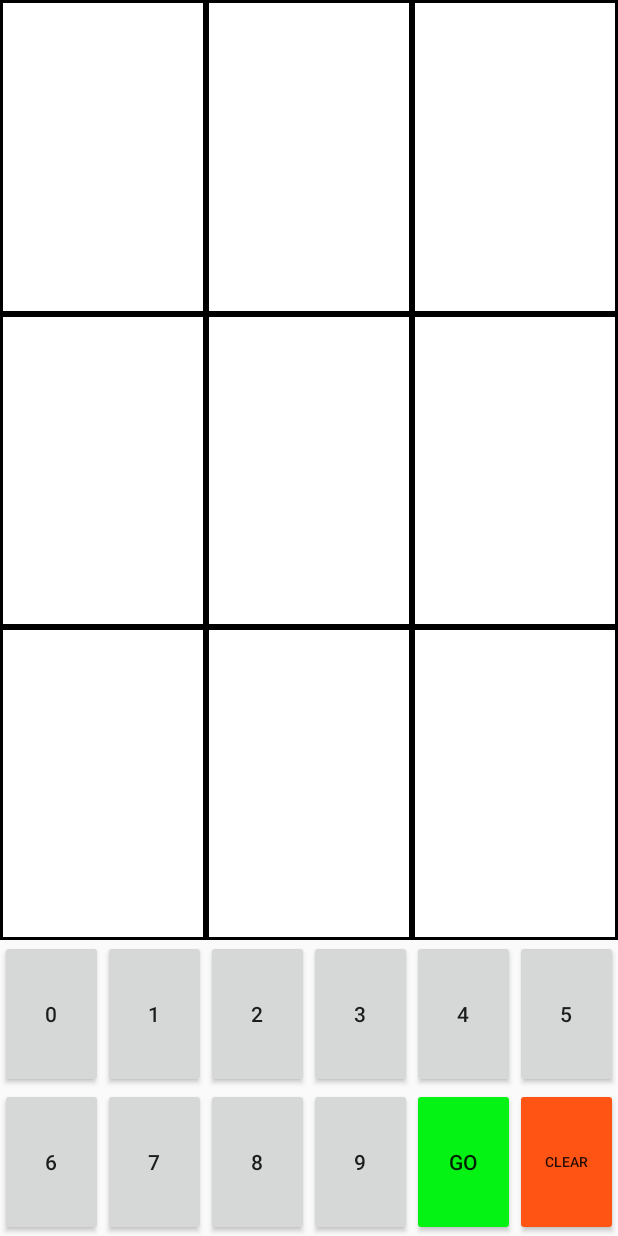
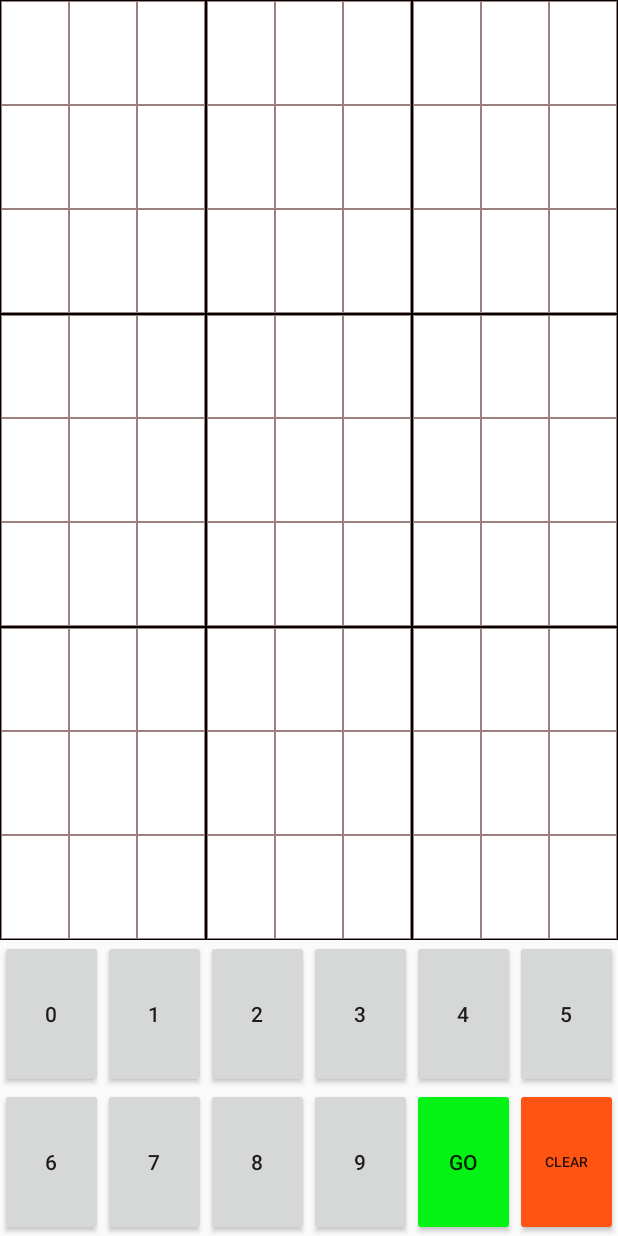
Before and after one commit to ayushr2/PlaySoduko, an Android app: the layout solve_layout.xml on its own in the app's theme, with its tools: preview values and no code run, on a phone screen of 412 x 824 dp. Run offline under Robolectric (Android 15) with nearby library versions, the phone set to English and light mode, and no system bars.

Commit message:
soduko gridlines

```diff
--- /dev/null
+++ b/PlaySoduko/app/src/main/res/drawable/back.xml
@@ -0,0 +1,5 @@
+<?xml version="1.0" encoding="utf-8"?>
+<shape xmlns:android="http://schemas.android.com/apk/res/android" android:shape="rectangle" >
+        <solid android:color="#ffffff" />
+        <stroke android:width="0.5dp" android:color="#9C7F7F"/>
+</shape>
--- a/PlaySoduko/app/src/main/res/layout/solve_layout.xml
+++ b/PlaySoduko/app/src/main/res/layout/solve_layout.xml
@@ -17,52 +17,52 @@
             android:rowCount="3"
             android:orientation="horizontal"
             android:background="@color/black"
-            android:padding="2dp"
+            android:padding="0.7dp"
             android:layout_weight="1">
-            <TextView
+            <EditText
                 android:layout_columnWeight="1"
                 android:layout_rowWeight="1"
-                android:background="@color/white"
+                android:background="@drawable/back"
                 />
-            <TextView
+            <EditText
                 android:layout_columnWeight="1"
                 android:layout_rowWeight="1"
-                android:background="@color/white"
+                android:background="@drawable/back"
                 />
-            <TextView
+            <EditText
                 android:layout_columnWeight="1"
                 android:layout_rowWeight="1"
-                android:background="@color/white"
+                android:background="@drawable/back"
                 />
-            <TextView
+            <EditText
                 android:layout_columnWeight="1"
                 android:layout_rowWeight="1"
-                android:background="@color/white"
+                android:background="@drawable/back"
                 />
-            <TextView
+            <EditText
                 android:layout_columnWeight="1"
                 android:layout_rowWeight="1"
-                android:background="@color/white"
+                android:background="@drawable/back"
                 />
-            <TextView
+            <EditText
                 android:layout_columnWeight="1"
                 android:layout_rowWeight="1"
-                android:background="@color/white"
+                android:background="@drawable/back"
                 />
-            <TextView
+            <EditText
                 android:layout_columnWeight="1"
                 android:layout_rowWeight="1"
-                android:background="@color/white"
+                android:background="@drawable/back"
                 />
-            <TextView
+            <EditText
                 android:layout_columnWeight="1"
                 android:layout_rowWeight="1"
-                android:background="@color/white"
+                android:background="@drawable/back"
                 />
-            <TextView
+            <EditText
                 android:layout_columnWeight="1"
                 android:layout_rowWeight="1"
-                android:background="@color/white"
+                android:background="@drawable/back"
                 />
         </GridLayout>
 
@@ -73,52 +73,52 @@
             android:rowCount="3"
             android:orientation="horizontal"
             android:background="@color/black"
-            android:padding="2dp"
+            android:padding="0.7dp"
             android:layout_weight="1">
-            <TextView
+            <EditText
                 android:layout_columnWeight="1"
                 android:layout_rowWeight="1"
-                android:background="@color/white"
+                android:background="@drawable/back"
                 />
-            <TextView
+            <EditText
                 android:layout_columnWeight="1"
                 android:layout_rowWeight="1"
-                android:background="@color/white"
+                android:background="@drawable/back"
                 />
-            <TextView
+            <EditText
                 android:layout_columnWeight="1"
                 android:layout_rowWeight="1"
-                android:background="@color/white"
+                android:background="@drawable/back"
                 />
-            <TextView
+            <EditText
                 android:layout_columnWeight="1"
                 android:layout_rowWeight="1"
-                android:background="@color/white"
+                android:background="@drawable/back"
                 />
-            <TextView
+            <EditText
                 android:layout_columnWeight="1"
                 android:layout_rowWeight="1"
-                android:background="@color/white"
+                android:background="@drawable/back"
                 />
-            <TextView
+            <EditText
                 android:layout_columnWeight="1"
                 android:layout_rowWeight="1"
-                android:background="@color/white"
+                android:background="@drawable/back"
                 />
-            <TextView
+            <EditText
                 android:layout_columnWeight="1"
                 android:layout_rowWeight="1"
-                android:background="@color/white"
+                android:background="@drawable/back"
                 />
-            <TextView
+            <EditText
                 android:layout_columnWeight="1"
                 android:layout_rowWeight="1"
-                android:background="@color/white"
+                android:background="@drawable/back"
                 />
-            <TextView
+            <EditText
                 android:layout_columnWeight="1"
                 android:layout_rowWeight="1"
-                android:background="@color/white"
+                android:background="@drawable/back"
                 />
         </GridLayout>
 
@@ -129,52 +129,52 @@
             android:rowCount="3"
             android:orientation="horizontal"
             android:background="@color/black"
-            android:padding="2dp"
+            android:padding="0.7dp"
             android:layout_weight="1">
-            <TextView
+            <EditText
                 android:layout_columnWeight="1"
                 android:layout_rowWeight="1"
-                android:background="@color/white"
+                android:background="@drawable/back"
                 />
-            <TextView
+            <EditText
                 android:layout_columnWeight="1"
                 android:layout_rowWeight="1"
-                android:background="@color/white"
+                android:background="@drawable/back"
                 />
-            <TextView
+            <EditText
                 android:layout_columnWeight="1"
                 android:layout_rowWeight="1"
-                android:background="@color/white"
+                android:background="@drawable/back"
                 />
-            <TextView
+            <EditText
                 android:layout_columnWeight="1"
                 android:layout_rowWeight="1"
-                android:background="@color/white"
+                android:background="@drawable/back"
                 />
-            <TextView
+            <EditText
                 android:layout_columnWeight="1"
                 android:layout_rowWeight="1"
-                android:background="@color/white"
+                android:background="@drawable/back"
                 />
-            <TextView
+            <EditText
                 android:layout_columnWeight="1"
                 android:layout_rowWeight="1"
-                android:background="@color/white"
+                android:background="@drawable/back"
                 />
-            <TextView
+            <EditText
                 android:layout_columnWeight="1"
                 android:layout_rowWeight="1"
-                android:background="@color/white"
+                android:background="@drawable/back"
                 />
-            <TextView
+            <EditText
                 android:layout_columnWeight="1"
                 android:layout_rowWeight="1"
-                android:background="@color/white"
+                android:background="@drawable/back"
                 />
-            <TextView
+            <EditText
                 android:layout_columnWeight="1"
                 android:layout_rowWeight="1"
-                android:background="@color/white"
+                android:background="@drawable/back"
                 />
         </GridLayout>
     </LinearLayout>
@@ -191,52 +191,52 @@
             android:rowCount="3"
             android:orientation="horizontal"
             android:background="@color/black"
-            android:padding="2dp"
+            android:padding="0.7dp"
             android:layout_weight="1">
-            <TextView
+            <EditText
                 android:layout_columnWeight="1"
                 android:layout_rowWeight="1"
-                android:background="@color/white"
+                android:background="@drawable/back"
                 />
-            <TextView
+            <EditText
                 android:layout_columnWeight="1"
                 android:layout_rowWeight="1"
-                android:background="@color/white"
+                android:background="@drawable/back"
                 />
-            <TextView
+            <EditText
                 android:layout_columnWeight="1"
                 android:layout_rowWeight="1"
-                android:background="@color/white"
+                android:background="@drawable/back"
                 />
-            <TextView
+            <EditText
                 android:layout_columnWeight="1"
                 android:layout_rowWeight="1"
-                android:background="@color/white"
+                android:background="@drawable/back"
                 />
-            <TextView
+            <EditText
                 android:layout_columnWeight="1"
                 android:layout_rowWeight="1"
-                android:background="@color/white"
+                android:background="@drawable/back"
                 />
-            <TextView
+            <EditText
                 android:layout_columnWeight="1"
                 android:layout_rowWeight="1"
-                android:background="@color/white"
+                android:background="@drawable/back"
                 />
-            <TextView
+            <EditText
                 android:layout_columnWeight="1"
                 android:layout_rowWeight="1"
-                android:background="@color/white"
+                android:background="@drawable/back"
                 />
-            <TextView
+            <EditText
                 android:layout_columnWeight="1"
                 android:layout_rowWeight="1"
-                android:background="@color/white"
+                android:background="@drawable/back"
                 />
-            <TextView
+            <EditText
                 android:layout_columnWeight="1"
                 android:layout_rowWeight="1"
-                android:background="@color/white"
+                android:background="@drawable/back"
                 />
         </GridLayout>
 
@@ -247,52 +247,52 @@
             android:rowCount="3"
             android:orientation="horizontal"
             android:background="@color/black"
-            android:padding="2dp"
+            android:padding="0.7dp"
             android:layout_weight="1">
-            <TextView
+            <EditText
                 android:layout_columnWeight="1"
                 android:layout_rowWeight="1"
-                android:background="@color/white"
+                android:background="@drawable/back"
                 />
-            <TextView
+            <EditText
                 android:layout_columnWeight="1"
                 android:layout_rowWeight="1"
-                android:background="@color/white"
+                android:background="@drawable/back"
                 />
-            <TextView
+            <EditText
                 android:layout_columnWeight="1"
                 android:layout_rowWeight="1"
-                android:background="@color/white"
+                android:background="@drawable/back"
                 />
-            <TextView
+            <EditText
                 android:layout_columnWeight="1"
                 android:layout_rowWeight="1"
-                android:background="@color/white"
+                android:background="@drawable/back"
                 />
-            <TextView
+            <EditText
                 android:layout_columnWeight="1"
                 android:layout_rowWeight="1"
-                android:background="@color/white"
+                android:background="@drawable/back"
                 />
-            <TextView
+            <EditText
                 android:layout_columnWeight="1"
                 android:layout_rowWeight="1"
-                android:background="@color/white"
+                android:background="@drawable/back"
                 />
-            <TextView
+            <EditText
                 android:layout_columnWeight="1"
                 android:layout_rowWeight="1"
-                android:background="@color/white"
+                android:background="@drawable/back"
                 />
-            <TextView
+            <EditText
                 android:layout_columnWeight="1"
                 android:layout_rowWeight="1"
-                android:background="@color/white"
+                android:background="@drawable/back"
                 />
-            <TextView
+            <EditText
                 android:layout_columnWeight="1"
                 android:layout_rowWeight="1"
-                android:background="@color/white"
+                android:background="@drawable/back"
                 />
         </GridLayout>
 
@@ -303,52 +303,52 @@
             android:rowCount="3"
             android:orientation="horizontal"
             android:background="@color/black"
-            android:padding="2dp"
+            android:padding="0.7dp"
             android:layout_weight="1">
-            <TextView
+            <EditText
                 android:layout_columnWeight="1"
                 android:layout_rowWeight="1"
-                android:background="@color/white"
+                android:background="@drawable/back"
                 />
-            <TextView
+            <EditText
                 android:layout_columnWeight="1"
                 android:layout_rowWeight="1"
-                android:background="@color/white"
+                android:background="@drawable/back"
                 />
-            <TextView
+            <EditText
                 android:layout_columnWeight="1"
                 android:layout_rowWeight="1"
-                android:background="@color/white"
+                android:background="@drawable/back"
                 />
-            <TextView
+            <EditText
                 android:layout_columnWeight="1"
                 android:layout_rowWeight="1"
-                android:background="@color/white"
+                android:background="@drawable/back"
                 />
-            <TextView
+            <EditText
                 android:layout_columnWeight="1"
                 android:layout_rowWeight="1"
-                android:background="@color/white"
+                android:background="@drawable/back"
                 />
-            <TextView
+            <EditText
                 android:layout_columnWeight="1"
                 android:layout_rowWeight="1"
-                android:background="@color/white"
+                android:background="@drawable/back"
                 />
-            <TextView
+            <EditText
                 android:layout_columnWeight="1"
                 android:layout_rowWeight="1"
-                android:background="@color/white"
+                android:background="@drawable/back"
                 />
-            <TextView
+            <EditText
                 android:layout_columnWeight="1"
                 android:layout_rowWeight="1"
-                android:background="@color/white"
+                android:background="@drawable/back"
                 />
-            <TextView
+            <EditText
                 android:layout_columnWeight="1"
                 android:layout_rowWeight="1"
-                android:background="@color/white"
+                android:background="@drawable/back"
                 />
         </GridLayout>
     </LinearLayout>
@@ -365,52 +365,52 @@
             android:rowCount="3"
             android:orientation="horizontal"
             android:background="@color/black"
-            android:padding="2dp"
+            android:padding="0.7dp"
             android:layout_weight="1">
-            <TextView
+            <EditText
                 android:layout_columnWeight="1"
                 android:layout_rowWeight="1"
-                android:background="@color/white"
+                android:background="@drawable/back"
                 />
-            <TextView
+            <EditText
                 android:layout_columnWeight="1"
                 android:layout_rowWeight="1"
-                android:background="@color/white"
+                android:background="@drawable/back"
                 />
-            <TextView
+            <EditText
                 android:layout_columnWeight="1"
                 android:layout_rowWeight="1"
-                android:background="@color/white"
+                android:background="@drawable/back"
                 />
-            <TextView
+            <EditText
                 android:layout_columnWeight="1"
                 android:layout_rowWeight="1"
-                android:background="@color/white"
+                android:background="@drawable/back"
                 />
-            <TextView
+            <EditText
                 android:layout_columnWeight="1"
                 android:layout_rowWeight="1"
-                android:background="@color/white"
+                android:background="@drawable/back"
                 />
-            <TextView
+            <EditText
                 android:layout_columnWeight="1"
                 android:layout_rowWeight="1"
-                android:background="@color/white"
+                android:background="@drawable/back"
                 />
-            <TextView
+            <EditText
                 android:layout_columnWeight="1"
                 android:layout_rowWeight="1"
-                android:background="@color/white"
+                android:background="@drawable/back"
                 />
-            <TextView
+            <EditText
                 android:layout_columnWeight="1"
                 android:layout_rowWeight="1"
-                android:background="@color/white"
+                android:background="@drawable/back"
                 />
-            <TextView
+            <EditText
                 android:layout_columnWeight="1"
                 android:layout_rowWeight="1"
-                android:background="@color/white"
+                android:background="@drawable/back"
                 />
         </GridLayout>
 
@@ -421,52 +421,52 @@
             android:rowCount="3"
             android:orientation="horizontal"
             android:background="@color/black"
-            android:padding="2dp"
+            android:padding="0.7dp"
             android:layout_weight="1">
-            <TextView
+            <EditText
                 android:layout_columnWeight="1"
                 android:layout_rowWeight="1"
-                android:background="@color/white"
+                android:background="@drawable/back"
                 />
-            <TextView
+            <EditText
                 android:layout_columnWeight="1"
                 android:layout_rowWeight="1"
-                android:background="@color/white"
+                android:background="@drawable/back"
                 />
-            <TextView
+            <EditText
                 android:layout_columnWeight="1"
                 android:layout_rowWeight="1"
-                android:background="@color/white"
+                android:background="@drawable/back"
                 />
-            <TextView
+            <EditText
                 android:layout_columnWeight="1"
                 android:layout_rowWeight="1"
-                android:background="@color/white"
+                android:background="@drawable/back"
                 />
-            <TextView
+            <EditText
                 android:layout_columnWeight="1"
                 android:layout_rowWeight="1"
-                android:background="@color/white"
+                android:background="@drawable/back"
                 />
-            <TextView
+            <EditText
                 android:layout_columnWeight="1"
                 android:layout_rowWeight="1"
-                android:background="@color/white"
+                android:background="@drawable/back"
                 />
-            <TextView
+            <EditText
                 android:layout_columnWeight="1"
                 android:layout_rowWeight="1"
-                android:background="@color/white"
+                android:background="@drawable/back"
                 />
-            <TextView
+            <EditText
                 android:layout_columnWeight="1"
                 android:layout_rowWeight="1"
-                android:background="@color/white"
+                android:background="@drawable/back"
                 />
-            <TextView
+            <EditText
                 android:layout_columnWeight="1"
                 android:layout_rowWeight="1"
-                android:background="@color/white"
+                android:background="@drawable/back"
                 />
         </GridLayout>
 
@@ -477,52 +477,52 @@
             android:rowCount="3"
             android:orientation="horizontal"
             android:background="@color/black"
-            android:padding="2dp"
+            android:padding="0.7dp"
             android:layout_weight="1">
-            <TextView
+            <EditText
                 android:layout_columnWeight="1"
                 android:layout_rowWeight="1"
-                android:background="@color/white"
+                android:background="@drawable/back"
                 />
-            <TextView
+            <EditText
                 android:layout_columnWeight="1"
                 android:layout_rowWeight="1"
-                android:background="@color/white"
+                android:background="@drawable/back"
                 />
-            <TextView
+            <EditText
                 android:layout_columnWeight="1"
                 android:layout_rowWeight="1"
-                android:background="@color/white"
+                android:background="@drawable/back"
                 />
-            <TextView
+            <EditText
                 android:layout_columnWeight="1"
                 android:layout_rowWeight="1"
-                android:background="@color/white"
+                android:background="@drawable/back"
                 />
-            <TextView
+            <EditText
                 android:layout_columnWeight="1"
                 android:layout_rowWeight="1"
-                android:background="@color/white"
+                android:background="@drawable/back"
                 />
-            <TextView
+            <EditText
                 android:layout_columnWeight="1"
                 android:layout_rowWeight="1"
-                android:background="@color/white"
+                android:background="@drawable/back"
                 />
-            <TextView
+            <EditText
                 android:layout_columnWeight="1"
                 android:layout_rowWeight="1"
-                android:background="@color/white"
+                android:background="@drawable/back"
                 />
-            <TextView
+            <EditText
                 android:layout_columnWeight="1"
                 android:layout_rowWeight="1"
-                android:background="@color/white"
+                android:background="@drawable/back"
                 />
-            <TextView
+            <EditText
                 android:layout_columnWeight="1"
                 android:layout_rowWeight="1"
-                android:background="@color/white"
+                android:background="@drawable/back"
                 />
         </GridLayout>
     </LinearLayout>
```
